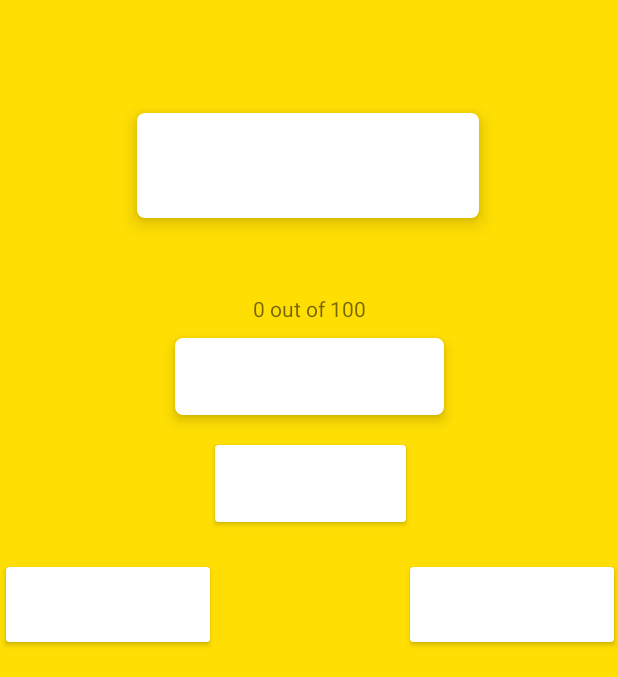
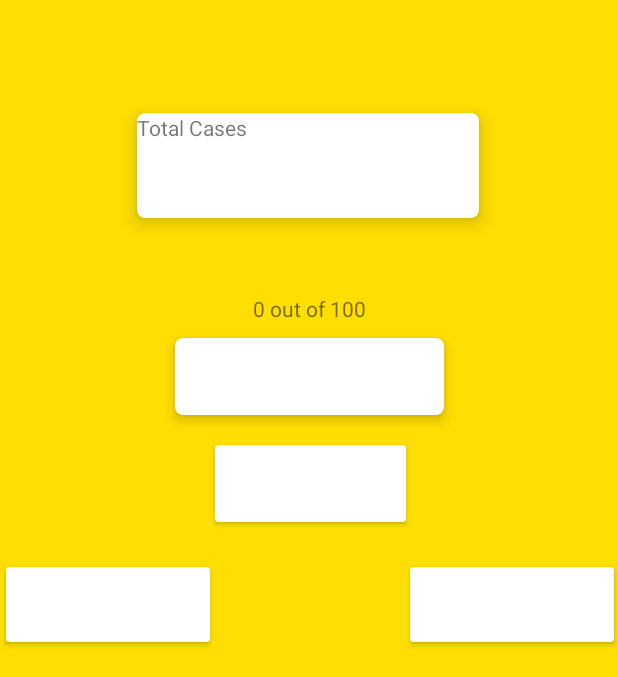
Before and after one commit to dhruv-dc/DeathsDetector_RecyclerView_, an Android app: the screen it shows after launch (MainActivity), on a phone screen of 412 x 824 dp, the part 246-923 px from its top. Run offline under Robolectric (Android 15) with nearby library versions, the phone set to English and light mode, and no system bars; our stand-ins replace Volley; network calls fail; Roboto replaces fonts that are not available here.

Commit message:
Settled All Textview

```diff
--- a/app/src/main/java/com/example/deathsdetector/MainActivity.java
+++ b/app/src/main/java/com/example/deathsdetector/MainActivity.java
@@ -15,6 +15,7 @@ import com.android.volley.Response;
 import com.android.volley.VolleyError;
 import com.android.volley.toolbox.JsonObjectRequest;
 import com.android.volley.toolbox.Volley;
+import com.example.deathsdetector.controller.AppController;
 import com.example.deathsdetector.data.AnswerAsyncResponse;
 import com.example.deathsdetector.data.QuestionBank;
 import com.example.deathsdetector.model.Question;
@@ -29,43 +30,88 @@ import java.util.List;
 public class MainActivity extends AppCompatActivity implements View.OnClickListener {
 
     public TextView stateTextview;
+    public TextView totalCasesTextview;
     public TextView positiveCasesTextview;
     public TextView deathsInStateTextview;
     public TextView dischargedTextview;
     public TextView stateCounterTextview;
     public ImageButton nextButton;
+    private RequestQueue mQueue;
+    public int totalCases;
     public ImageButton prevButton;
     private int currentStateIndex = 0;
     private int currentPositiveCasesIndex=0;
     private int currentDischargedIndex=0;
     private int currentDeathInStateIndex=0;
+    private int currentTotalCases=0;
     public List<Question> questionList;
-    //public String url = "https://api.rootnet.in/covid19-in/stats/latest";
+    public String sukaru;
+    public String url = "https://api.rootnet.in/covid19-in/stats/latest";
+
+    @Override
+    protected void onStart() {
+        super.onStart();
+        mQueue = Volley.newRequestQueue(MainActivity.this);
+        JsonObjectRequest request = new JsonObjectRequest(Request.Method.GET, url, (JSONObject)null,
+                new Response.Listener<JSONObject>() {
+                    @Override
+                    public void onResponse(JSONObject response) {
+                        try {
+                            JSONObject jsonObject = response.getJSONObject("data");
+                            JSONObject jsonObject1 = jsonObject.getJSONObject("summary");
+                            Log.d("Maintotalcases ", "onResponse: "+jsonObject1.getString("total"));
+                            String sukaru = jsonObject1.getString("total");
+                            totalCasesTextview.setText("Total Cases : "+sukaru);
+                        } catch (JSONException e) {
+                            e.printStackTrace();
+                        }
+
+                    }
+                }, new Response.ErrorListener() {
+            @Override
+            public void onErrorResponse(VolleyError error) {
+
+                Log.d("error ", "onErrorResponse: "+error);
+                error.printStackTrace();
+            }
+        });
+        AppController.getInstance().addToRequestQueue(request);
+
+    }
+
     @Override
     protected void onCreate(Bundle savedInstanceState) {
         super.onCreate(savedInstanceState);
         setContentView(R.layout.activity_main);
 
+        totalCasesTextview = findViewById(R.id.total_cases);
+
         prevButton = findViewById(R.id.previous_button);
         nextButton = findViewById(R.id.next_button);
 
         dischargedTextview = findViewById(R.id.discharged_text_view);
+        totalCasesTextview = (TextView)findViewById(R.id.total_cases);
         deathsInStateTextview = findViewById(R.id.deaths_sw_text_view);
         positiveCasesTextview = findViewById(R.id.pc_text_view);
         stateCounterTextview = findViewById(R.id.counter_text);
         stateTextview = findViewById(R.id.state_text_view);
 
+
+
         nextButton.setOnClickListener(this);
-        prevButton.setOnClickListener(this);
+            prevButton.setOnClickListener(this);
 
             questionList = new QuestionBank().getQuestion(new AnswerAsyncResponse() {
             @Override
             public void processFinished(ArrayList<Question> questionArrayList) {
 
-//                stateTextview.setText(questionArrayList.get(currentStateIndex).getStateNames());
-//                dischargedTextview.setText(questionArrayList.get(currentDischargedIndex).getDischarged());
-//                deathsInStateTextview.setText(questionArrayList.get(currentDeathInStateIndex).getDeathsInState());
-//                positiveCasesTextview.setText(questionArrayList.get(currentPositiveCasesIndex).getPositiveCasesInState());
+
+
+                //totalCasesTextview.setText("Total Cases : "+Integer.toString());
+                stateTextview.setText(questionArrayList.get(currentStateIndex).getStateNames());
+                dischargedTextview.setText("Discharged : "+Integer.toString(questionArrayList.get(currentDischargedIndex).getDischarged()));
+                deathsInStateTextview.setText("Deaths : "+Integer.toString(questionArrayList.get(currentDeathInStateIndex).getDeathsInState()));
+                positiveCasesTextview.setText("Positive Cases : " +Integer.toString(questionArrayList.get(currentPositiveCasesIndex).getPositiveCasesInState()));
 
                 Log.d("statename ; ", "processFinished: "+questionArrayList.get(currentStateIndex).getStateNames());
                 Log.d("positivecases ", "processFinished: "+questionArrayList.get(currentPositiveCasesIndex).getPositiveCasesInState());
@@ -78,6 +124,8 @@ public class MainActivity extends AppCompatActivity implements View.OnClickListe
     public void onClick(View v) {
         switch (v.getId()){
             case R.id.previous_button:
+
+                break;
             case R.id.next_button:
                 break;
         }
--- a/app/src/main/res/layout/activity_main.xml
+++ b/app/src/main/res/layout/activity_main.xml
@@ -18,7 +18,14 @@
         app:layout_constraintHorizontal_bias="0.497"
         app:layout_constraintStart_toStartOf="parent"
         app:layout_constraintTop_toTopOf="parent"
-        app:layout_constraintVertical_bias="0.263" />
+        app:layout_constraintVertical_bias="0.263" >
+
+        <TextView
+            android:id="@+id/total_cases"
+            android:layout_width="match_parent"
+            android:layout_height="match_parent"
+            android:text="@string/total_cases" />
+    </androidx.cardview.widget.CardView>
 
     <androidx.cardview.widget.CardView
         android:id="@+id/cardView2"
@@ -130,7 +137,7 @@
         <TextView
             android:id="@+id/deaths_sw_text_view"
             android:layout_width="wrap_content"
-            android:layout_height="8dp"
+            android:layout_height="wrap_content"
             android:text="" />
     </androidx.cardview.widget.CardView>
 
--- a/app/src/main/res/values/strings.xml
+++ b/app/src/main/res/values/strings.xml
@@ -9,5 +9,6 @@
     <string name="deaths_detector">Deaths Detector</string>
     <string name="counter_text">0 out of 100</string>
     <string name="state_text_view">hello this is going to be changed</string>
+    <string name="total_cases">Total Cases</string>
 
 </resources>
```
Also changed, not shown: app/src/main/java/com/example/deathsdetector/data/QuestionBank.java (+8 -0 lines).
